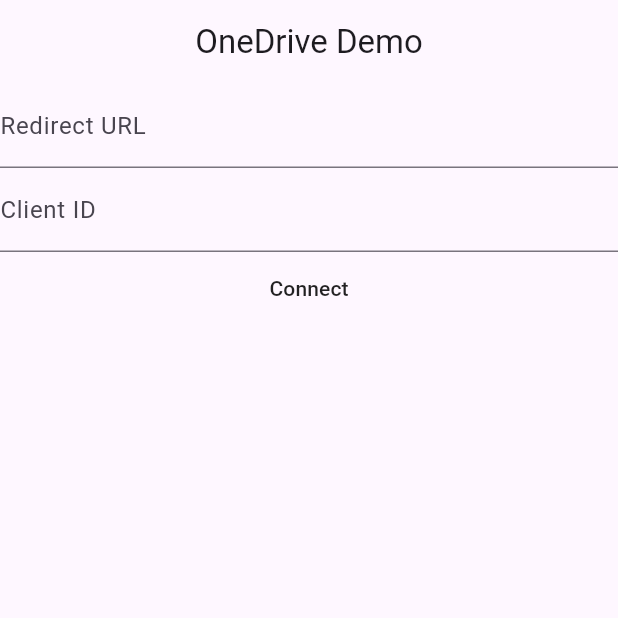
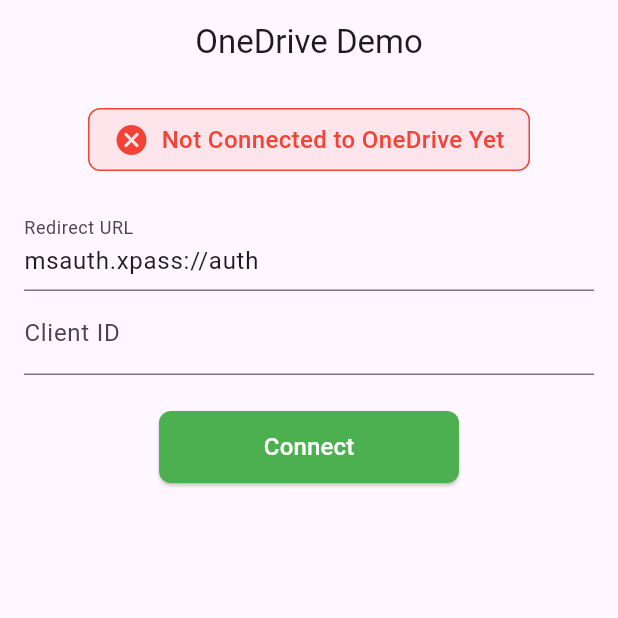
Before and after one commit to Lukiya/flutter_onedrive, a Flutter app: the screen it shows after launch, on a phone screen of 412 x 824 dp, the top half of it. Run offline on Flutter 3.47's test engine with Material 3 defaults, Android fonts, the phone set to English and light mode, and no system bars; our stand-ins replace flutter_secure_storage; missing offline and left inert: oauth_webauth.

Commit message:
1.7.0 update

```diff
--- a/example/analysis_options.yaml
+++ b/example/analysis_options.yaml
@@ -13,8 +13,7 @@ linter:
   # The lint rules applied to this project can be customized in the
   # section below to disable rules from the `package:flutter_lints/flutter.yaml`
   # included above or to enable additional rules. A list of all available lints
-  # and their documentation is published at
-  # https://dart-lang.github.io/linter/lints/index.html.
+  # and their documentation is published at https://dart.dev/lints.
   #
   # Instead of disabling a lint rule for the entire project in the
   # section below, it can also be suppressed for a single line of code
--- a/example/lib/examples.dart
+++ b/example/lib/examples.dart
@@ -5,7 +5,7 @@ import 'package:flutter/material.dart';
 import 'package:flutter_onedrive/flutter_onedrive.dart';
 
 class OneDriveButton extends StatefulWidget {
-  const OneDriveButton({Key? key}) : super(key: key);
+  const OneDriveButton({super.key});
 
   @override
   OneDriveButtonState createState() => OneDriveButtonState();
@@ -19,12 +19,12 @@ class OneDriveButtonState extends State<OneDriveButton> with WidgetsBindingObser
   @override
   void initState() {
     super.initState();
-    redirectController = TextEditingController();
+
+    // Use your own redirect URL, ensuring that the scheme matches the one in AndroidManifest.xml and Info.plist
+    // Search "msauth.xpass" in AndroidManifest.xml and Info.plist for examples
+    redirectController = TextEditingController(text: "msauth.xpass://auth");
     clientIDController = TextEditingController();
-    onedrive = OneDrive(
-      redirectURL: redirectController.text,
-      clientID: clientIDController.text,
-    );
+    onedrive = OneDrive(redirectURL: redirectController.text, clientID: clientIDController.text);
   }
 
   @override
@@ -40,16 +40,51 @@ class OneDriveButtonState extends State<OneDriveButton> with WidgetsBindingObser
           // Has connected
           return Column(
             children: [
-              MaterialButton(
-                child: const Text("Disconnect"),
+              Container(
+                padding: const EdgeInsets.symmetric(horizontal: 16, vertical: 8),
+                decoration: BoxDecoration(
+                  color: Colors.green.withAlpha(26),
+                  borderRadius: BorderRadius.circular(8),
+                  border: Border.all(color: Colors.green),
+                ),
+                child: Row(
+                  mainAxisSize: MainAxisSize.min,
+                  children: [
+                    const Icon(Icons.check_circle, color: Colors.green),
+                    const SizedBox(width: 8),
+                    const Text(
+                      "Connected to OneDrive",
+                      style: TextStyle(color: Colors.green, fontSize: 16, fontWeight: FontWeight.w500),
+                    ),
+                  ],
+                ),
+              ),
+              const SizedBox(height: 24),
+              ElevatedButton(
+                style: ElevatedButton.styleFrom(
+                  backgroundColor: Colors.red,
+                  foregroundColor: Colors.white,
+                  padding: const EdgeInsets.symmetric(horizontal: 20, vertical: 12),
+                  shape: RoundedRectangleBorder(borderRadius: BorderRadius.circular(8)),
+                  minimumSize: const Size(200, 48),
+                ),
+                child: const Text("Disconnect", style: TextStyle(fontSize: 16)),
                 onPressed: () async {
                   // Disconnect
                   await onedrive.disconnect();
                   setState(() {});
                 },
               ),
-              MaterialButton(
-                child: const Text("Test"),
+              const SizedBox(height: 16),
+              ElevatedButton(
+                style: ElevatedButton.styleFrom(
+                  backgroundColor: Colors.blue,
+                  foregroundColor: Colors.white,
+                  padding: const EdgeInsets.symmetric(horizontal: 20, vertical: 12),
+                  shape: RoundedRectangleBorder(borderRadius: BorderRadius.circular(8)),
+                  minimumSize: const Size(200, 48),
+                ),
+                child: const Text("Test Connection", style: TextStyle(fontSize: 16)),
                 onPressed: () async {
                   const str = "Hello, World!";
                   var data = Uint8List.fromList(utf8.encode(str));
@@ -57,18 +92,19 @@ class OneDriveButtonState extends State<OneDriveButton> with WidgetsBindingObser
                   // Upload files
                   var response = await onedrive.push(data, "/test/hello.txt");
                   if (!response.isSuccess) {
-                    debugPrint(response.message);
+                    debugPrint('🪲[${response.statusCode}] ${response.message}\n🪲${response.body}');
                     return;
                   }
 
                   // Download files
                   response = await onedrive.pull("/test/hello.txt");
                   if (!response.isSuccess) {
-                    debugPrint(response.message);
+                    debugPrint('🪲[${response.statusCode}] ${response.message}\n🪲${response.body}');
                     return;
                   }
 
-                  debugPrint(response.body);
+                  // Success
+                  debugPrint('🏆[${response.statusCode}] ${response.message}\n🏆${response.body}');
                 },
               ),
             ],
@@ -77,28 +113,50 @@ class OneDriveButtonState extends State<OneDriveButton> with WidgetsBindingObser
           // Hasn't connected
           return Column(
             children: [
+              Container(
+                padding: const EdgeInsets.symmetric(horizontal: 16, vertical: 8),
+                decoration: BoxDecoration(
+                  color: Colors.red.withAlpha(26),
+                  borderRadius: BorderRadius.circular(8),
+                  border: Border.all(color: Colors.red),
+                ),
+                child: Row(
+                  mainAxisSize: MainAxisSize.min,
+                  children: [
+                    const Icon(Icons.cancel, color: Colors.red),
+                    const SizedBox(width: 8),
+                    const Text(
+                      "Not Connected to OneDrive Yet",
+                      style: TextStyle(color: Colors.red, fontSize: 16, fontWeight: FontWeight.w500),
+                    ),
+                  ],
+                ),
+              ),
+              const SizedBox(height: 24),
               TextField(
                 controller: redirectController,
                 decoration: const InputDecoration(labelText: 'Redirect URL'),
                 onChanged: (value) {
-                  onedrive = OneDrive(
-                    redirectURL: value,
-                    clientID: clientIDController.text,
-                  );
+                  onedrive = OneDrive(redirectURL: value, clientID: clientIDController.text);
                 },
               ),
               TextField(
                 controller: clientIDController,
                 decoration: const InputDecoration(labelText: 'Client ID'),
                 onChanged: (value) {
-                  onedrive = OneDrive(
-                    redirectURL: redirectController.text,
-                    clientID: value,
-                  );
+                  onedrive = OneDrive(redirectURL: redirectController.text, clientID: value);
                 },
               ),
-              MaterialButton(
-                child: const Text("Connect"),
+              const SizedBox(height: 24),
+              ElevatedButton(
+                style: ElevatedButton.styleFrom(
+                  backgroundColor: Colors.green,
+                  foregroundColor: Colors.white,
+                  padding: const EdgeInsets.symmetric(horizontal: 20, vertical: 12),
+                  shape: RoundedRectangleBorder(borderRadius: BorderRadius.circular(8)),
+                  minimumSize: const Size(200, 48),
+                ),
+                child: const Text("Connect", style: TextStyle(fontSize: 16)),
                 onPressed: () async {
                   bool success = await onedrive.connect(context);
                   if (success) {
--- a/example/lib/main.dart
+++ b/example/lib/main.dart
@@ -6,30 +6,20 @@ void main() {
 }
 
 class MyApp extends StatefulWidget {
-  const MyApp({Key? key}) : super(key: key);
+  const MyApp({super.key});
 
   @override
   MyAppState createState() => MyAppState();
 }
 
 class MyAppState extends State<MyApp> with WidgetsBindingObserver {
-  String redirectURL = '';
-  String clientID = '';
-
   @override
   Widget build(BuildContext context) {
     return MaterialApp(
-      theme: ThemeData(
-        primarySwatch: Colors.blue,
-      ),
+      theme: ThemeData(primarySwatch: Colors.blue),
       home: Scaffold(
-        appBar: AppBar(
-          title: const Text('OneDrive Demo'),
-          centerTitle: true,
-        ),
-        body: const Center(
-          child: OneDriveButton(),
-        ),
+        appBar: AppBar(title: const Text('OneDrive Demo'), centerTitle: true),
+        body: const Padding(padding: EdgeInsets.all(16), child: OneDriveButton()),
       ),
     );
   }
--- a/lib/flutter_onedrive.dart
+++ b/lib/flutter_onedrive.dart
@@ -1,4 +1,4 @@
-library flutter_onedrive;
+library;
 
 import 'dart:convert';
 import 'dart:async';
@@ -285,7 +285,7 @@ class OneDrive with ChangeNotifier {
           final contentLength = pageData.length.toString();
 
           final headers = {
-            "Authorization": "Bearer $accessToken",
+            // "Authorization": "Bearer $accessToken",
             "Content-Length": contentLength,
             "Content-Range": range,
           };
```
Also changed, not shown: example/pubspec.yaml (+7 -8 lines), example/pubspec.lock, 54 other files.
